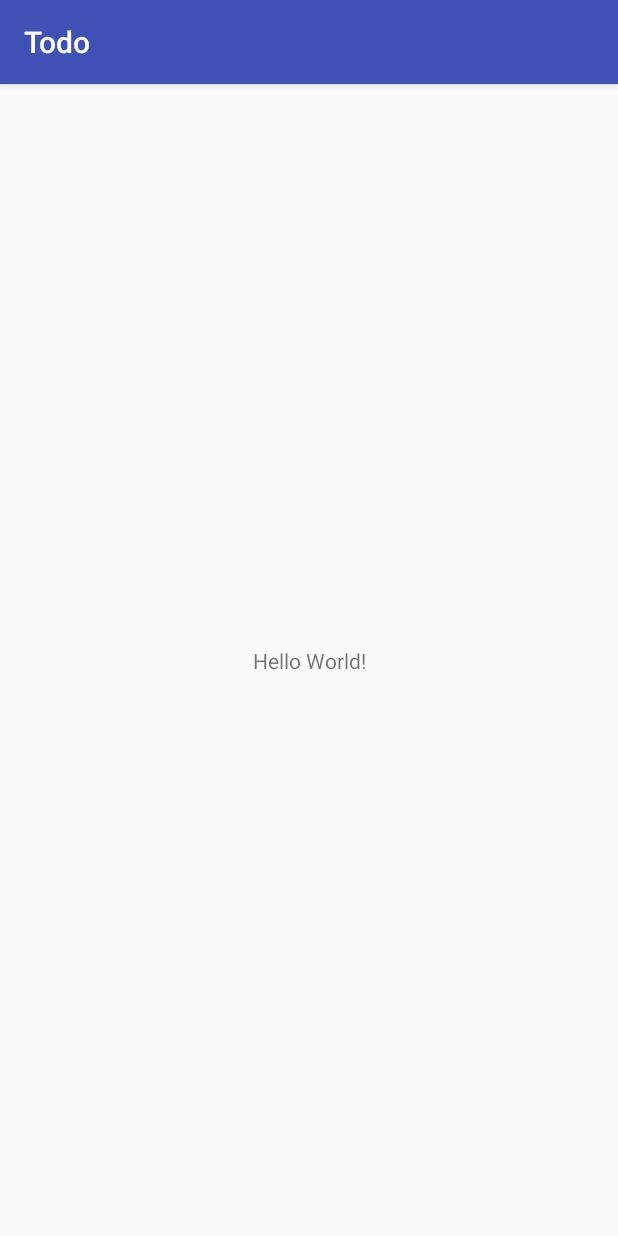
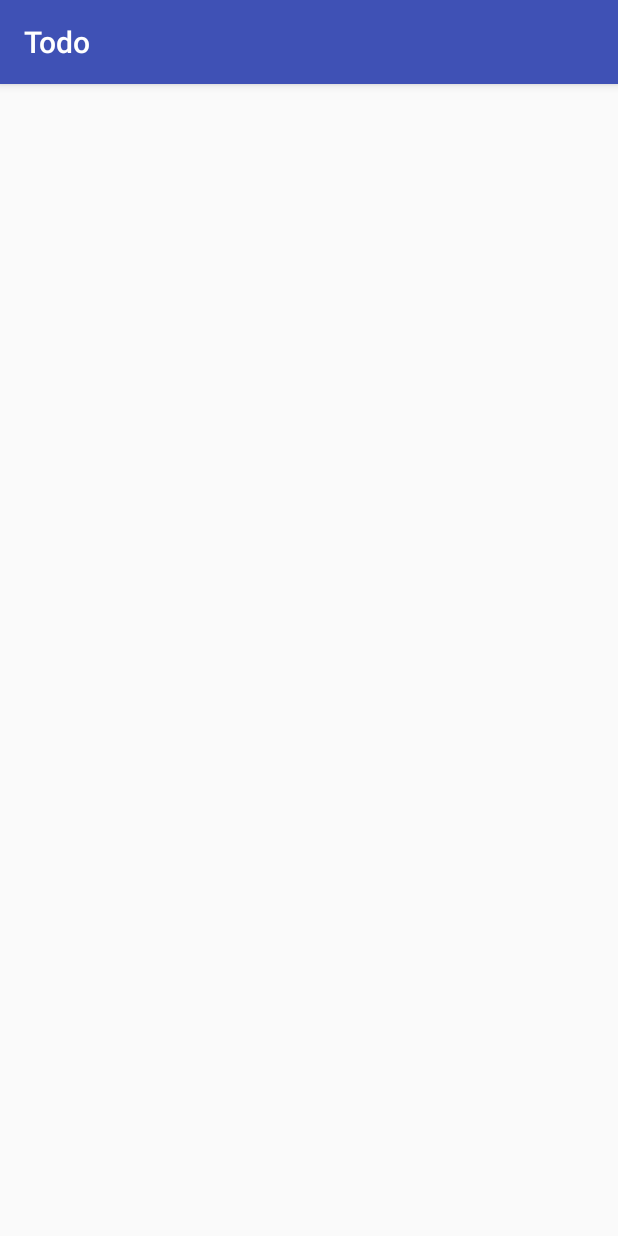
Before and after one commit to DANIEL-Dereck/ToDo, an Android app: the screen it shows after launch (MainActivity before the commit, TodoListActivity after it), on a phone screen of 412 x 824 dp. Run offline under Robolectric (Android 15) with nearby library versions, the phone set to English and light mode, and no system bars.

```diff
--- a/app/src/main/AndroidManifest.xml
+++ b/app/src/main/AndroidManifest.xml
@@ -9,14 +9,13 @@
         android:roundIcon="@mipmap/ic_launcher_round"
         android:supportsRtl="true"
         android:theme="@style/AppTheme">
-        <activity android:name=".activitys.MainActivity">
+        <activity android:name=".activitys.TodoListActivity">
             <intent-filter>
                 <action android:name="android.intent.action.MAIN" />
 
                 <category android:name="android.intent.category.LAUNCHER" />
             </intent-filter>
         </activity>
-        <activity android:name=".activitys.TodoListActivity" />
         <activity android:name=".activitys.TaskListActivity" />
         <activity android:name=".activitys.TodoAddActivity" />
         <activity android:name=".activitys.TaskAddActivity" />
--- a/app/src/main/java/fr/rennes/perso/todo/activitys/MainActivity.java
+++ /dev/null
@@ -1,15 +0,0 @@
-package fr.rennes.perso.todo.activitys;
-
-import android.support.v7.app.AppCompatActivity;
-import android.os.Bundle;
-
-import fr.rennes.perso.todo.R;
-
-public class MainActivity extends AppCompatActivity {
-
-    @Override
-    protected void onCreate(Bundle savedInstanceState) {
-        super.onCreate(savedInstanceState);
-        setContentView(R.layout.activity_main);
-    }
-}
--- a/app/src/main/res/layout/activity_main.xml
+++ /dev/null
@@ -1,18 +0,0 @@
-<?xml version="1.0" encoding="utf-8"?>
-<android.support.constraint.ConstraintLayout xmlns:android="http://schemas.android.com/apk/res/android"
-    xmlns:app="http://schemas.android.com/apk/res-auto"
-    xmlns:tools="http://schemas.android.com/tools"
-    android:layout_width="match_parent"
-    android:layout_height="match_parent"
-    tools:context="fr.rennes.perso.todo.activitys.MainActivity">
-
-    <TextView
-        android:layout_width="wrap_content"
-        android:layout_height="wrap_content"
-        android:text="Hello World!"
-        app:layout_constraintBottom_toBottomOf="parent"
-        app:layout_constraintLeft_toLeftOf="parent"
-        app:layout_constraintRight_toRightOf="parent"
-        app:layout_constraintTop_toTopOf="parent" />
-
-</android.support.constraint.ConstraintLayout>
```
Also changed, not shown: app/src/main/java/fr/rennes/perso/todo/sqlite/MySQLite.java (added, +60 -0 lines), app/src/main/res/values/colors.xml (+8 -0 lines).
